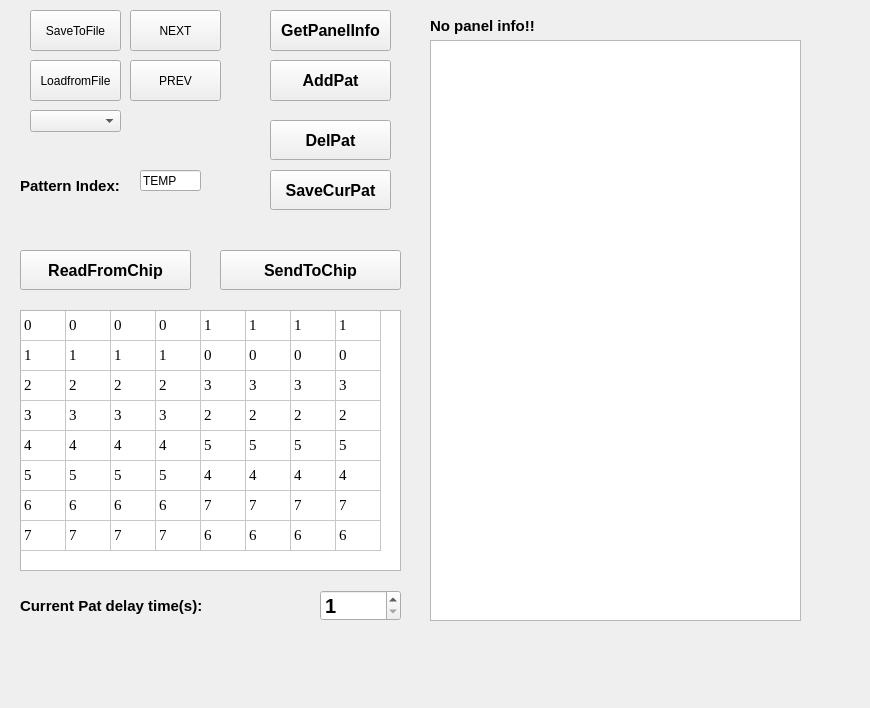
This is twoFirst01/DimmingDebugger_Readback_SX7/TestPattern_res.ui in hooloong/gitpython as Qt 5 draws it before an edit. The edited form follows.
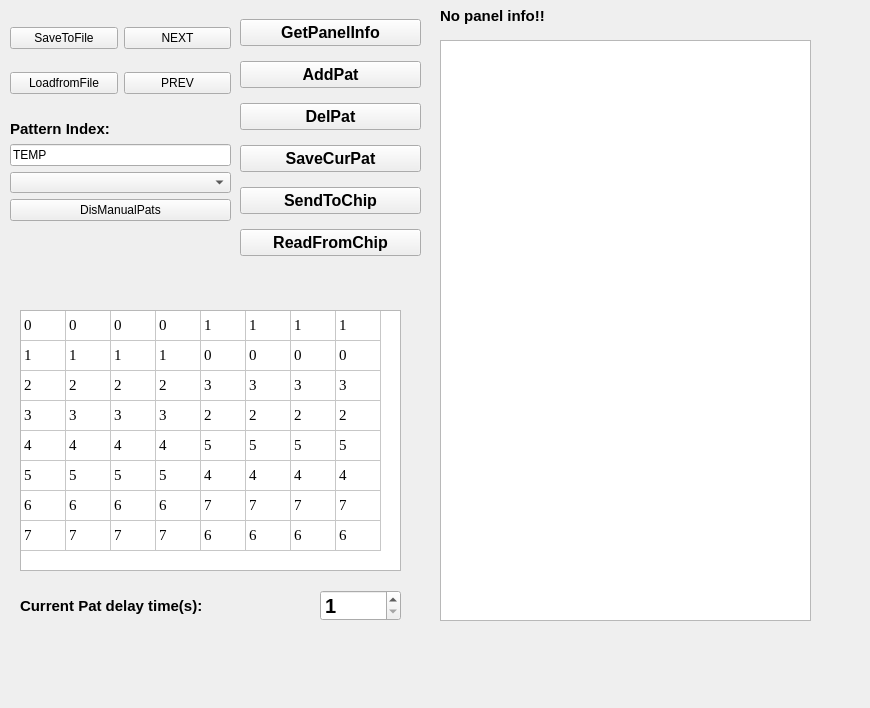
This is the edited form.

```diff
--- a/twoFirst01/DimmingDebugger_Readback_SX7/TestPattern_res.ui
+++ b/twoFirst01/DimmingDebugger_Readback_SX7/TestPattern_res.ui
@@ -13,134 +13,10 @@
   <property name="windowTitle">
    <string>Form_TestPattern</string>
   </property>
-  <widget class="QPushButton" name="pushButton_addpattern">
-   <property name="geometry">
-    <rect>
-     <x>270</x>
-     <y>60</y>
-     <width>121</width>
-     <height>41</height>
-    </rect>
-   </property>
-   <property name="font">
-    <font>
-     <pointsize>12</pointsize>
-     <weight>75</weight>
-     <bold>true</bold>
-    </font>
-   </property>
-   <property name="text">
-    <string>AddPat</string>
-   </property>
-  </widget>
-  <widget class="QPushButton" name="pushButton_savepatToFile">
-   <property name="enabled">
-    <bool>true</bool>
-   </property>
-   <property name="geometry">
-    <rect>
-     <x>30</x>
-     <y>10</y>
-     <width>91</width>
-     <height>41</height>
-    </rect>
-   </property>
-   <property name="text">
-    <string>SaveToFile</string>
-   </property>
-  </widget>
-  <widget class="QPushButton" name="pushButton_prev">
-   <property name="enabled">
-    <bool>true</bool>
-   </property>
-   <property name="geometry">
-    <rect>
-     <x>130</x>
-     <y>60</y>
-     <width>91</width>
-     <height>41</height>
-    </rect>
-   </property>
-   <property name="text">
-    <string>PREV</string>
-   </property>
-  </widget>
-  <widget class="QPushButton" name="pushButton_next">
-   <property name="enabled">
-    <bool>true</bool>
-   </property>
-   <property name="geometry">
-    <rect>
-     <x>130</x>
-     <y>10</y>
-     <width>91</width>
-     <height>41</height>
-    </rect>
-   </property>
-   <property name="text">
-    <string>NEXT</string>
-   </property>
-  </widget>
-  <widget class="QLabel" name="label_patindex">
-   <property name="geometry">
-    <rect>
-     <x>20</x>
-     <y>170</y>
-     <width>121</width>
-     <height>31</height>
-    </rect>
-   </property>
-   <property name="font">
-    <font>
-     <pointsize>11</pointsize>
-     <weight>75</weight>
-     <bold>true</bold>
-    </font>
-   </property>
-   <property name="text">
-    <string>Pattern Index:</string>
-   </property>
-  </widget>
-  <widget class="QPushButton" name="pushButton_readpanel">
-   <property name="geometry">
-    <rect>
-     <x>270</x>
-     <y>10</y>
-     <width>121</width>
-     <height>41</height>
-    </rect>
-   </property>
-   <property name="font">
-    <font>
-     <pointsize>12</pointsize>
-     <weight>75</weight>
-     <bold>true</bold>
-    </font>
-   </property>
-   <property name="text">
-    <string>GetPanelInfo</string>
-   </property>
-  </widget>
-  <widget class="QPushButton" name="pushButton_loadpatfromFile">
-   <property name="enabled">
-    <bool>true</bool>
-   </property>
-   <property name="geometry">
-    <rect>
-     <x>30</x>
-     <y>60</y>
-     <width>91</width>
-     <height>41</height>
-    </rect>
-   </property>
-   <property name="text">
-    <string>LoadfromFile</string>
-   </property>
-  </widget>
   <widget class="QPlainTextEdit" name="plainTextEdi_pats">
    <property name="geometry">
     <rect>
-     <x>430</x>
+     <x>440</x>
      <y>40</y>
      <width>371</width>
      <height>581</height>
@@ -196,96 +72,6 @@
     <number>1</number>
    </property>
   </widget>
-  <widget class="QPushButton" name="pushButton_delpattern">
-   <property name="geometry">
-    <rect>
-     <x>270</x>
-     <y>120</y>
-     <width>121</width>
-     <height>40</height>
-    </rect>
-   </property>
-   <property name="font">
-    <font>
-     <pointsize>12</pointsize>
-     <weight>75</weight>
-     <bold>true</bold>
-    </font>
-   </property>
-   <property name="text">
-    <string>DelPat</string>
-   </property>
-  </widget>
-  <widget class="QPushButton" name="pushButton_sendpattochip">
-   <property name="geometry">
-    <rect>
-     <x>220</x>
-     <y>250</y>
-     <width>181</width>
-     <height>40</height>
-    </rect>
-   </property>
-   <property name="font">
-    <font>
-     <pointsize>12</pointsize>
-     <weight>75</weight>
-     <bold>true</bold>
-    </font>
-   </property>
-   <property name="text">
-    <string>SendToChip</string>
-   </property>
-  </widget>
-  <widget class="QPushButton" name="pushButton_savecurrentpat">
-   <property name="geometry">
-    <rect>
-     <x>270</x>
-     <y>170</y>
-     <width>121</width>
-     <height>40</height>
-    </rect>
-   </property>
-   <property name="font">
-    <font>
-     <pointsize>12</pointsize>
-     <weight>75</weight>
-     <bold>true</bold>
-    </font>
-   </property>
-   <property name="text">
-    <string>SaveCurPat</string>
-   </property>
-  </widget>
-  <widget class="QPushButton" name="pushButton_readfromchip">
-   <property name="geometry">
-    <rect>
-     <x>20</x>
-     <y>250</y>
-     <width>171</width>
-     <height>40</height>
-    </rect>
-   </property>
-   <property name="font">
-    <font>
-     <pointsize>12</pointsize>
-     <weight>75</weight>
-     <bold>true</bold>
-    </font>
-   </property>
-   <property name="text">
-    <string>ReadFromChip</string>
-   </property>
-  </widget>
-  <widget class="QComboBox" name="comboBox_listpats">
-   <property name="geometry">
-    <rect>
-     <x>30</x>
-     <y>110</y>
-     <width>91</width>
-     <height>22</height>
-    </rect>
-   </property>
-  </widget>
   <widget class="QTableWidget" name="tableWidget_pattern">
    <property name="geometry">
     <rect>
@@ -676,8 +462,8 @@
   <widget class="QLabel" name="label_paneinfo_1">
    <property name="geometry">
     <rect>
-     <x>430</x>
-     <y>10</y>
+     <x>440</x>
+     <y>0</y>
      <width>401</width>
      <height>31</height>
     </rect>
@@ -693,21 +479,199 @@
     <string>No panel info!!</string>
    </property>
   </widget>
-  <widget class="QLineEdit" name="lineEdit_index">
+  <widget class="QWidget" name="verticalLayoutWidget">
    <property name="geometry">
     <rect>
-     <x>140</x>
-     <y>170</y>
-     <width>61</width>
-     <height>21</height>
+     <x>240</x>
+     <y>10</y>
+     <width>181</width>
+     <height>261</height>
     </rect>
    </property>
-   <property name="text">
-    <string>TEMP</string>
+   <layout class="QVBoxLayout" name="verticalLayout">
+    <item>
+     <widget class="QPushButton" name="pushButton_readpanel">
+      <property name="font">
+       <font>
+        <pointsize>12</pointsize>
+        <weight>75</weight>
+        <bold>true</bold>
+       </font>
+      </property>
+      <property name="text">
+       <string>GetPanelInfo</string>
+      </property>
+     </widget>
+    </item>
+    <item>
+     <widget class="QPushButton" name="pushButton_addpattern">
+      <property name="font">
+       <font>
+        <pointsize>12</pointsize>
+        <weight>75</weight>
+        <bold>true</bold>
+       </font>
+      </property>
+      <property name="text">
+       <string>AddPat</string>
+      </property>
+     </widget>
+    </item>
+    <item>
+     <widget class="QPushButton" name="pushButton_delpattern">
+      <property name="font">
+       <font>
+        <pointsize>12</pointsize>
+        <weight>75</weight>
+        <bold>true</bold>
+       </font>
+      </property>
+      <property name="text">
+       <string>DelPat</string>
+      </property>
+     </widget>
+    </item>
+    <item>
+     <widget class="QPushButton" name="pushButton_savecurrentpat">
+      <property name="font">
+       <font>
+        <pointsize>12</pointsize>
+        <weight>75</weight>
+        <bold>true</bold>
+       </font>
+      </property>
+      <property name="text">
+       <string>SaveCurPat</string>
+      </property>
+     </widget>
+    </item>
+    <item>
+     <widget class="QPushButton" name="pushButton_sendpattochip">
+      <property name="font">
+       <font>
+        <pointsize>12</pointsize>
+        <weight>75</weight>
+        <bold>true</bold>
+       </font>
+      </property>
+      <property name="text">
+       <string>SendToChip</string>
+      </property>
+     </widget>
+    </item>
+    <item>
+     <widget class="QPushButton" name="pushButton_readfromchip">
+      <property name="font">
+       <font>
+        <pointsize>12</pointsize>
+        <weight>75</weight>
+        <bold>true</bold>
+       </font>
+      </property>
+      <property name="text">
+       <string>ReadFromChip</string>
+      </property>
+     </widget>
+    </item>
+   </layout>
+  </widget>
+  <widget class="QWidget" name="gridLayoutWidget">
+   <property name="geometry">
+    <rect>
+     <x>10</x>
+     <y>10</y>
+     <width>221</width>
+     <height>101</height>
+    </rect>
    </property>
-   <property name="readOnly">
-    <bool>true</bool>
+   <layout class="QGridLayout" name="gridLayout">
+    <item row="0" column="1">
+     <widget class="QPushButton" name="pushButton_next">
+      <property name="enabled">
+       <bool>true</bool>
+      </property>
+      <property name="text">
+       <string>NEXT</string>
+      </property>
+     </widget>
+    </item>
+    <item row="0" column="0">
+     <widget class="QPushButton" name="pushButton_savepatToFile">
+      <property name="enabled">
+       <bool>true</bool>
+      </property>
+      <property name="text">
+       <string>SaveToFile</string>
+      </property>
+     </widget>
+    </item>
+    <item row="1" column="1">
+     <widget class="QPushButton" name="pushButton_prev">
+      <property name="enabled">
+       <bool>true</bool>
+      </property>
+      <property name="text">
+       <string>PREV</string>
+      </property>
+     </widget>
+    </item>
+    <item row="1" column="0">
+     <widget class="QPushButton" name="pushButton_loadpatfromFile">
+      <property name="enabled">
+       <bool>true</bool>
+      </property>
+      <property name="text">
+       <string>LoadfromFile</string>
+      </property>
+     </widget>
+    </item>
+   </layout>
+  </widget>
+  <widget class="QWidget" name="verticalLayoutWidget_2">
+   <property name="geometry">
+    <rect>
+     <x>10</x>
+     <y>120</y>
+     <width>221</width>
+     <height>101</height>
+    </rect>
    </property>
+   <layout class="QVBoxLayout" name="verticalLayout_2">
+    <item>
+     <widget class="QLabel" name="label_patindex">
+      <property name="font">
+       <font>
+        <pointsize>11</pointsize>
+        <weight>75</weight>
+        <bold>true</bold>
+       </font>
+      </property>
+      <property name="text">
+       <string>Pattern Index:</string>
+      </property>
+     </widget>
+    </item>
+    <item>
+     <widget class="QLineEdit" name="lineEdit_index">
+      <property name="text">
+       <string>TEMP</string>
+      </property>
+      <property name="readOnly">
+       <bool>true</bool>
+      </property>
+     </widget>
+    </item>
+    <item>
+     <widget class="QComboBox" name="comboBox_listpats"/>
+    </item>
+    <item>
+     <widget class="QPushButton" name="pushButton_disable">
+      <property name="text">
+       <string>DisManualPats</string>
+      </property>
+     </widget>
+    </item>
+   </layout>
   </widget>
  </widget>
  <resources/>
```
